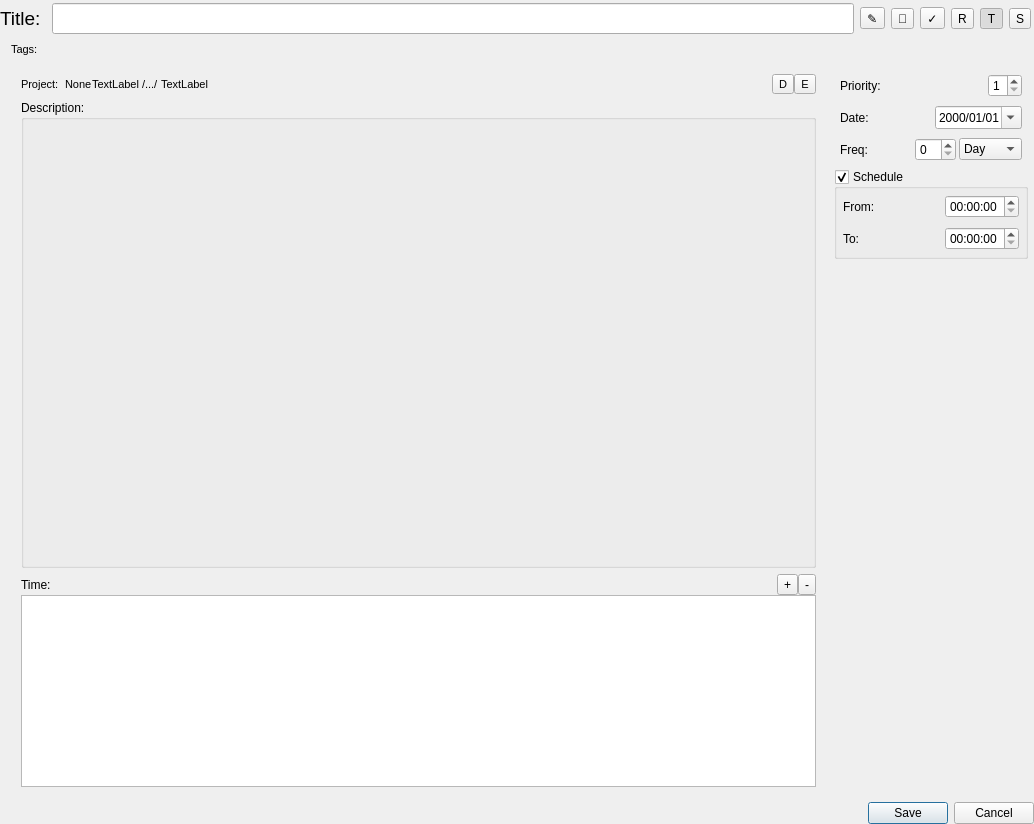
Above: widgets/itemdetailwidget.ui from SeptemberHX/TodoManager before the change. Below: the same form after it.
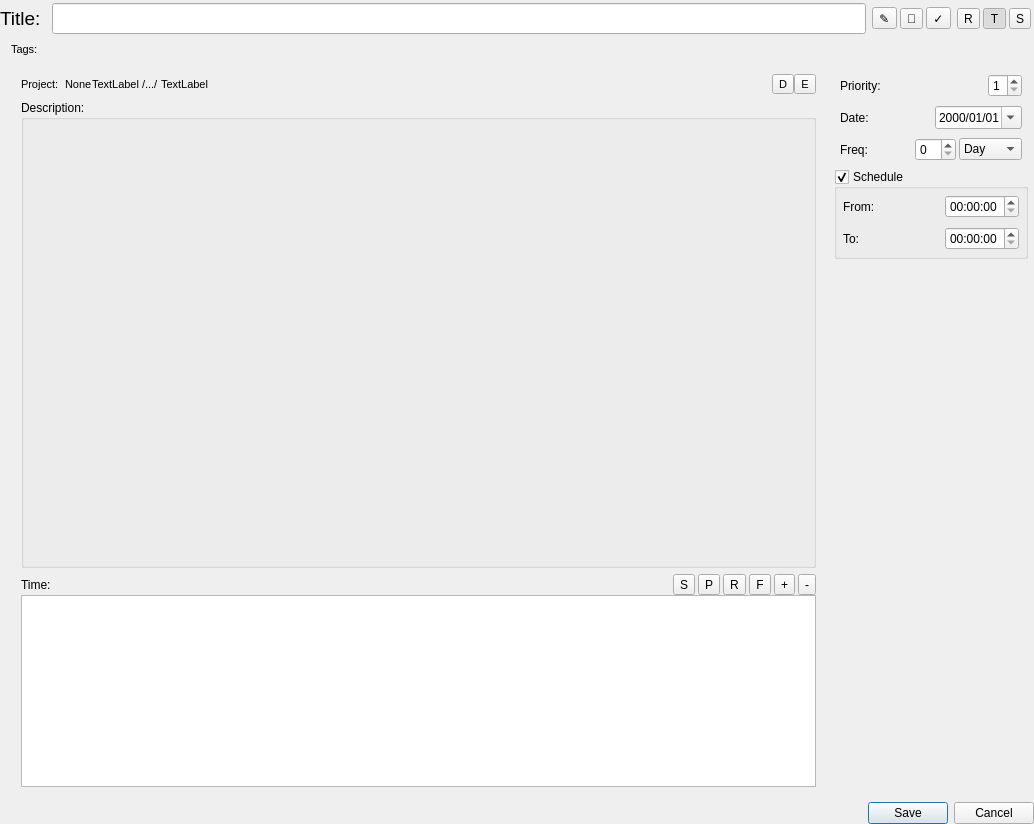
That is the form after the change.

Commit message: Add: All necessary work to make time record working in item detail widget

```diff
--- a/widgets/itemdetailwidget.ui
+++ b/widgets/itemdetailwidget.ui
@@ -104,6 +104,9 @@
          </sizepolicy>
         </property>
         <layout class="QHBoxLayout" name="horizontalLayout_11">
+         <property name="spacing">
+          <number>3</number>
+         </property>
          <property name="leftMargin">
           <number>0</number>
          </property>
@@ -149,6 +152,9 @@
          </sizepolicy>
         </property>
         <layout class="QHBoxLayout" name="horizontalLayout_4">
+         <property name="spacing">
+          <number>3</number>
+         </property>
          <property name="leftMargin">
           <number>0</number>
          </property>
@@ -522,7 +528,7 @@
                  </property>
                  <layout class="QHBoxLayout" name="horizontalLayout_15">
                   <property name="spacing">
-                   <number>0</number>
+                   <number>3</number>
                   </property>
                   <property name="leftMargin">
                    <number>0</number>
@@ -557,17 +563,99 @@
                    </widget>
                   </item>
                   <item>
-                   <widget class="QToolButton" name="toolButton">
-                    <property name="text">
-                     <string>+</string>
+                   <widget class="QWidget" name="recordControlWidget" native="true">
+                    <property name="sizePolicy">
+                     <sizepolicy hsizetype="Fixed" vsizetype="Preferred">
+                      <horstretch>0</horstretch>
+                      <verstretch>0</verstretch>
+                     </sizepolicy>
                     </property>
+                    <layout class="QHBoxLayout" name="horizontalLayout_16">
+                     <property name="spacing">
+                      <number>3</number>
+                     </property>
+                     <property name="leftMargin">
+                      <number>0</number>
+                     </property>
+                     <property name="topMargin">
+                      <number>0</number>
+                     </property>
+                     <property name="rightMargin">
+                      <number>0</number>
+                     </property>
+                     <property name="bottomMargin">
+                      <number>0</number>
+                     </property>
+                     <item>
+                      <widget class="QToolButton" name="startRecordToolButton">
+                       <property name="text">
+                        <string>S</string>
+                       </property>
+                      </widget>
+                     </item>
+                     <item>
+                      <widget class="QToolButton" name="pauseRecordToolButton">
+                       <property name="text">
+                        <string>P</string>
+                       </property>
+                      </widget>
+                     </item>
+                     <item>
+                      <widget class="QToolButton" name="resumeRecordToolButton">
+                       <property name="text">
+                        <string>R</string>
+                       </property>
+                      </widget>
+                     </item>
+                     <item>
+                      <widget class="QToolButton" name="finishRecordToolButton">
+                       <property name="text">
+                        <string>F</string>
+                       </property>
+                      </widget>
+                     </item>
+                    </layout>
                    </widget>
                   </item>
                   <item>
-                   <widget class="QToolButton" name="toolButton_2">
-                    <property name="text">
-                     <string>-</string>
+                   <widget class="QWidget" name="timeEditWidget" native="true">
+                    <property name="sizePolicy">
+                     <sizepolicy hsizetype="Fixed" vsizetype="Preferred">
+                      <horstretch>0</horstretch>
+                      <verstretch>0</verstretch>
+                     </sizepolicy>
                     </property>
+                    <layout class="QHBoxLayout" name="horizontalLayout_17">
+                     <property name="spacing">
+                      <number>3</number>
+                     </property>
+                     <property name="leftMargin">
+                      <number>0</number>
+                     </property>
+                     <property name="topMargin">
+                      <number>0</number>
+                     </property>
+                     <property name="rightMargin">
+                      <number>0</number>
+                     </property>
+                     <property name="bottomMargin">
+                      <number>0</number>
+                     </property>
+                     <item>
+                      <widget class="QToolButton" name="addTimePieceToolButton">
+                       <property name="text">
+                        <string>+</string>
+                       </property>
+                      </widget>
+                     </item>
+                     <item>
+                      <widget class="QToolButton" name="deleteTimePieceToolButton">
+                       <property name="text">
+                        <string>-</string>
+                       </property>
+                      </widget>
+                     </item>
+                    </layout>
                    </widget>
                   </item>
                  </layout>
```
The commit also changes 14 other files.
